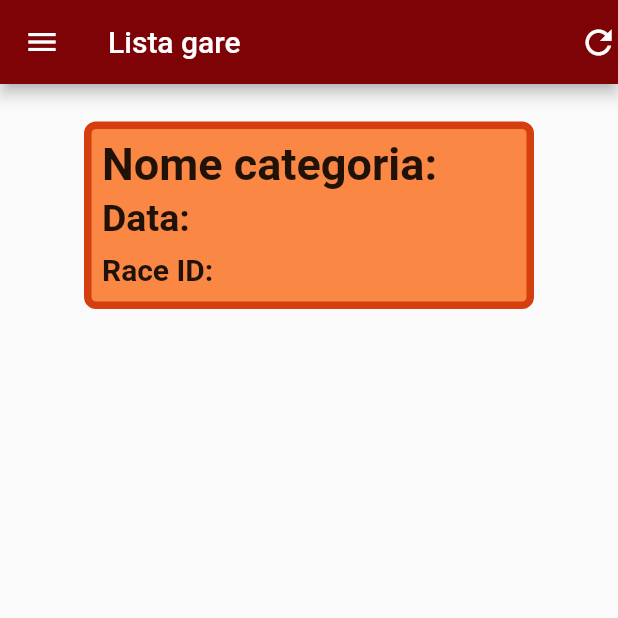
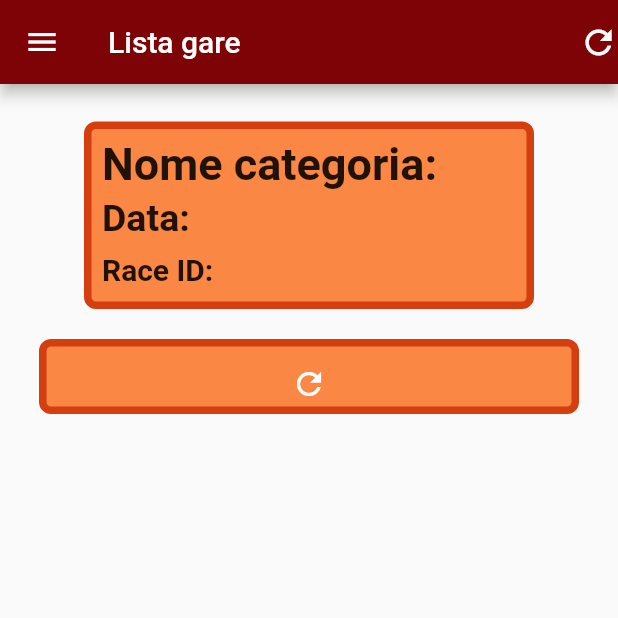
Before and after one commit to VinciGit00/TecnologieCloudMobile, a Flutter app: the screen it shows after launch, on a phone screen of 412 x 824 dp, the top half of it. Run offline on Flutter 3.47's test engine with Material 2 defaults, Android fonts, the phone set to English and light mode, and no system bars.

Commit message:
refactoring + added widgets

```diff
--- /dev/null
+++ b/Esercitazione 7- Flutter/progetto_finale/lib/Widget semplici/categoria.dart
@@ -0,0 +1,51 @@
+import 'package:flutter/material.dart';
+
+class categoria extends StatefulWidget {
+  categoria({Key? key}) : super(key: key);
+
+  @override
+  State<categoria> createState() => _categoriaState();
+}
+
+class _categoriaState extends State<categoria> {
+  @override
+  Widget build(BuildContext context) {
+    return Column(
+      children: [
+        Padding(
+          padding: const EdgeInsets.only(left: 2.0, top: 1, bottom: 4),
+          child: Row(
+            children: [
+              const Text(
+                'Nome categoria:',
+                style: TextStyle(fontWeight: FontWeight.bold, fontSize: 30),
+              ),
+            ],
+          ),
+        ),
+        Padding(
+          padding: const EdgeInsets.only(left: 2.0, bottom: 8),
+          child: Row(
+            children: [
+              const Text(
+                'Data:',
+                style: TextStyle(fontWeight: FontWeight.bold, fontSize: 25),
+              ),
+            ],
+          ),
+        ),
+        Padding(
+          padding: const EdgeInsets.only(left: 2.0),
+          child: Row(
+            children: [
+              const Text(
+                'Race ID:',
+                style: TextStyle(fontWeight: FontWeight.bold, fontSize: 20),
+              ),
+            ],
+          ),
+        ),
+      ],
+    );
+  }
+}
--- /dev/null
+++ b/Esercitazione 7- Flutter/progetto_finale/lib/Widget semplici/refresh.dart
@@ -0,0 +1,48 @@
+import 'package:flutter/material.dart';
+import 'package:progetto_finale/paginaGare.dart';
+
+class refresh extends StatefulWidget {
+  refresh({Key? key}) : super(key: key);
+
+  @override
+  State<refresh> createState() => _refreshState();
+}
+
+class _refreshState extends State<refresh> {
+  @override
+  Widget build(BuildContext context) {
+    return GestureDetector(
+      onTap: () {},
+      child: Align(
+        alignment: FractionalOffset.bottomCenter,
+        child: MaterialButton(
+          onPressed: () => {},
+          child: Container(
+            width: 900,
+            height: 50,
+            margin: const EdgeInsets.all(10),
+            padding: const EdgeInsets.all(5),
+            child: GestureDetector(
+                onTap: () {
+                  Navigator.push(context,
+                      MaterialPageRoute(builder: (context) => PaginaGare()));
+                },
+                child: Container(
+                    child: IconButton(
+                  icon: const Icon(Icons.refresh),
+                  color: Colors.white,
+                  onPressed: () {},
+                ))),
+            decoration: BoxDecoration(
+                color: Theme.of(context).accentColor,
+                border: Border.all(
+                  color: Theme.of(context).primaryColor,
+                  width: 5,
+                ),
+                borderRadius: const BorderRadius.all(Radius.circular(8))),
+          ),
+        ),
+      ),
+    );
+  }
+}
--- a/Esercitazione 7- Flutter/progetto_finale/lib/main.dart
+++ b/Esercitazione 7- Flutter/progetto_finale/lib/main.dart
@@ -3,6 +3,8 @@ import 'package:progetto_finale/paginaGare.dart';
 import 'themes/theme.dart';
 import 'elementiDrawer/get.dart';
 import 'elementiDrawer/post.dart';
+import 'Widget semplici/categoria.dart';
+import 'Widget semplici/refresh.dart';
 
 void main() {
   runApp(const MyApp());
@@ -83,7 +85,11 @@ class _HomePageState extends State<HomePage> {
             child: Column(
               crossAxisAlignment: CrossAxisAlignment.start,
               children: [
-                Container(
+                Align(
+                  alignment: FractionalOffset.bottomCenter,
+                  child: MaterialButton(
+                    onPressed: () => {},
+                    child: Container(
                       width: 300,
                       height: 125,
                       margin: const EdgeInsets.all(10),
@@ -95,56 +101,19 @@ class _HomePageState extends State<HomePage> {
                                 MaterialPageRoute(
                                     builder: (context) => PaginaGare()));
                           },
-                    child: Column(
-                      children: [
-                        Padding(
-                          padding: const EdgeInsets.only(
-                              left: 2.0, top: 1, bottom: 4),
-                          child: Row(
-                            children: [
-                              const Text(
-                                'Nome categoria:',
-                                style: TextStyle(
-                                    fontWeight: FontWeight.bold, fontSize: 30),
-                              ),
-                            ],
-                          ),
-                        ),
-                        Padding(
-                          padding: const EdgeInsets.only(left: 2.0, bottom: 8),
-                          child: Row(
-                            children: [
-                              const Text(
-                                'Data:',
-                                style: TextStyle(
-                                    fontWeight: FontWeight.bold, fontSize: 25),
-                              ),
-                            ],
-                          ),
-                        ),
-                        Padding(
-                          padding: const EdgeInsets.only(left: 2.0),
-                          child: Row(
-                            children: [
-                              const Text(
-                                'Race ID:',
-                                style: TextStyle(
-                                    fontWeight: FontWeight.bold, fontSize: 20),
-                              ),
-                            ],
-                          ),
-                        ),
-                      ],
-                    ),
-                  ),
+                          child: categoria()),
                       decoration: BoxDecoration(
                           color: Theme.of(context).accentColor,
                           border: Border.all(
                             color: Theme.of(context).primaryColor,
                             width: 5,
                           ),
-                      borderRadius: const BorderRadius.all(Radius.circular(8))),
+                          borderRadius:
+                              const BorderRadius.all(Radius.circular(8))),
                     ),
+                  ),
+                ),
+                refresh()
               ],
             ),
           ),
```
Also changed, not shown: Esercitazione 7- Flutter/progetto_finale/lib/Widget semplici/widgetSingolo.dart (added, +95 -0 lines), Esercitazione 7- Flutter/progetto_finale/lib/Widget semplici/widgetgare.dart (added, +47 -0 lines), Esercitazione 7- Flutter/progetto_finale/lib/paginaGare.dart (+11 -49 lines), Esercitazione 7- Flutter/progetto_finale/lib/singolo.dart (+21 -2 lines), Esercitazione 7- Flutter/progetto_finale/pubspec.yaml (+7 -3 lines), Esercitazione 7- Flutter/progetto_finale/assets/favicon.png (added), Esercitazione 7- Flutter/progetto_finale/pubspec.lock, 24 other files. Lines whose indentation alone changed are shown as unchanged.
